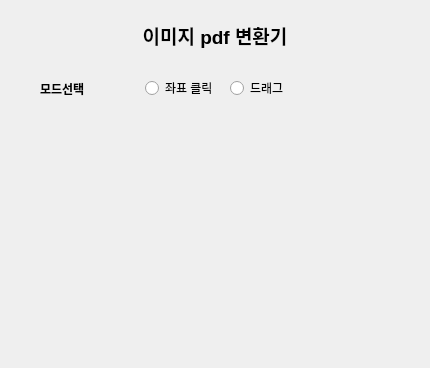
First picture: the form in ui/form.ui, repository Seanniie/img-to-pdf-convert, before the edit.
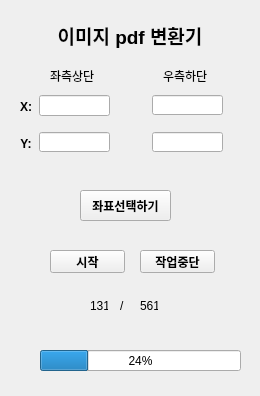
Second picture: the form after the edit.

Commit message: 버튼추가 클릭시 마우스 좌표 표시 기능, 마우스 표시 바꿈 기능 추가

```diff
--- a/ui/form.ui
+++ b/ui/form.ui
@@ -9,8 +9,8 @@
    <rect>
     <x>0</x>
     <y>0</y>
-    <width>430</width>
-    <height>368</height>
+    <width>260</width>
+    <height>396</height>
    </rect>
   </property>
   <property name="windowTitle">
@@ -21,7 +21,7 @@
     <rect>
      <x>0</x>
      <y>0</y>
-     <width>430</width>
+     <width>260</width>
      <height>71</height>
     </rect>
    </property>
@@ -44,43 +44,205 @@
     <cstring>label</cstring>
    </property>
   </widget>
-  <widget class="QLabel" name="label_mode">
+  <widget class="QPushButton" name="clickGridpushButton">
+   <property name="geometry">
+    <rect>
+     <x>80</x>
+     <y>190</y>
+     <width>91</width>
+     <height>31</height>
+    </rect>
+   </property>
+   <property name="styleSheet">
+    <string notr="true">font: 75 9pt &quot;Arial&quot;;
+font-weight: bold;</string>
+   </property>
+   <property name="text">
+    <string>좌표선택하기</string>
+   </property>
+  </widget>
+  <widget class="QLineEdit" name="xLeftLineEdit">
+   <property name="geometry">
+    <rect>
+     <x>39</x>
+     <y>95</y>
+     <width>71</width>
+     <height>21</height>
+    </rect>
+   </property>
+  </widget>
+  <widget class="QLabel" name="label_2">
+   <property name="geometry">
+    <rect>
+     <x>19</x>
+     <y>100</y>
+     <width>14</width>
+     <height>14</height>
+    </rect>
+   </property>
+   <property name="styleSheet">
+    <string notr="true">font-weight: bold;</string>
+   </property>
+   <property name="text">
+    <string>&lt;html&gt;&lt;head/&gt;&lt;body&gt;&lt;p align=&quot;center&quot;&gt;X:&lt;/p&gt;&lt;/body&gt;&lt;/html&gt;</string>
+   </property>
+  </widget>
+  <widget class="QLineEdit" name="yLeftLineEdit">
+   <property name="geometry">
+    <rect>
+     <x>39</x>
+     <y>132</y>
+     <width>71</width>
+     <height>20</height>
+    </rect>
+   </property>
+  </widget>
+  <widget class="QLabel" name="label_3">
+   <property name="geometry">
+    <rect>
+     <x>19</x>
+     <y>137</y>
+     <width>14</width>
+     <height>14</height>
+    </rect>
+   </property>
+   <property name="styleSheet">
+    <string notr="true">text-align: center;
+</string>
+   </property>
+   <property name="text">
+    <string>&lt;html&gt;&lt;head/&gt;&lt;body&gt;&lt;p align=&quot;center&quot;&gt;&lt;span style=&quot; font-weight:600;&quot;&gt;Y:&lt;/span&gt;&lt;/p&gt;&lt;/body&gt;&lt;/html&gt;</string>
+   </property>
+  </widget>
+  <widget class="QProgressBar" name="progressBar">
    <property name="geometry">
     <rect>
      <x>40</x>
-     <y>80</y>
-     <width>52</width>
-     <height>16</height>
+     <y>350</y>
+     <width>201</width>
+     <height>21</height>
     </rect>
    </property>
+   <property name="value">
+    <number>24</number>
+   </property>
+  </widget>
+  <widget class="QLabel" name="totalLabel">
+   <property name="geometry">
+    <rect>
+     <x>140</x>
+     <y>300</y>
+     <width>18</width>
+     <height>12</height>
+    </rect>
+   </property>
    <property name="text">
-    <string>&lt;html&gt;&lt;head/&gt;&lt;body&gt;&lt;p&gt;&lt;span style=&quot; font-weight:600;&quot;&gt;모드선택&lt;/span&gt;&lt;/p&gt;&lt;/body&gt;&lt;/html&gt;</string>
+    <string>561</string>
    </property>
   </widget>
-  <widget class="QRadioButton" name="radioButton_mouseClick">
+  <widget class="QLabel" name="label_5">
    <property name="geometry">
     <rect>
-     <x>145</x>
-     <y>80</y>
+     <x>120</x>
+     <y>300</y>
+     <width>6</width>
+     <height>12</height>
+    </rect>
+   </property>
+   <property name="text">
+    <string>/</string>
+   </property>
+  </widget>
+  <widget class="QLabel" name="currentLabel">
+   <property name="geometry">
+    <rect>
+     <x>90</x>
+     <y>300</y>
+     <width>18</width>
+     <height>12</height>
+    </rect>
+   </property>
+   <property name="text">
+    <string>131</string>
+   </property>
+  </widget>
+  <widget class="QPushButton" name="pushButton">
+   <property name="geometry">
+    <rect>
+     <x>50</x>
+     <y>250</y>
      <width>75</width>
-     <height>16</height>
+     <height>23</height>
     </rect>
    </property>
+   <property name="styleSheet">
+    <string notr="true">font: 75 9pt &quot;Arial&quot;;
+font-weight: bold;</string>
+   </property>
    <property name="text">
-    <string>좌표 클릭</string>
+    <string>시작</string>
    </property>
   </widget>
-  <widget class="QRadioButton" name="radioButton_drag">
+  <widget class="QPushButton" name="stopPushButton">
    <property name="geometry">
     <rect>
-     <x>230</x>
-     <y>80</y>
-     <width>59</width>
-     <height>16</height>
+     <x>140</x>
+     <y>250</y>
+     <width>75</width>
+     <height>23</height>
     </rect>
    </property>
+   <property name="styleSheet">
+    <string notr="true">font-weight: bold;</string>
+   </property>
    <property name="text">
-    <string>드래그</string>
+    <string>작업중단</string>
+   </property>
+  </widget>
+  <widget class="QLabel" name="label_4">
+   <property name="geometry">
+    <rect>
+     <x>50</x>
+     <y>70</y>
+     <width>56</width>
+     <height>12</height>
+    </rect>
+   </property>
+   <property name="text">
+    <string>좌측상단</string>
+   </property>
+  </widget>
+  <widget class="QLabel" name="label_6">
+   <property name="geometry">
+    <rect>
+     <x>163</x>
+     <y>70</y>
+     <width>56</width>
+     <height>12</height>
+    </rect>
+   </property>
+   <property name="text">
+    <string>우측하단</string>
+   </property>
+  </widget>
+  <widget class="QLineEdit" name="xRightLineEdit">
+   <property name="geometry">
+    <rect>
+     <x>152</x>
+     <y>95</y>
+     <width>71</width>
+     <height>20</height>
+    </rect>
+   </property>
+  </widget>
+  <widget class="QLineEdit" name="yRightLineEdit">
+   <property name="geometry">
+    <rect>
+     <x>152</x>
+     <y>132</y>
+     <width>71</width>
+     <height>20</height>
+    </rect>
    </property>
   </widget>
  </widget>
```
The commit also changes 9 other files.
